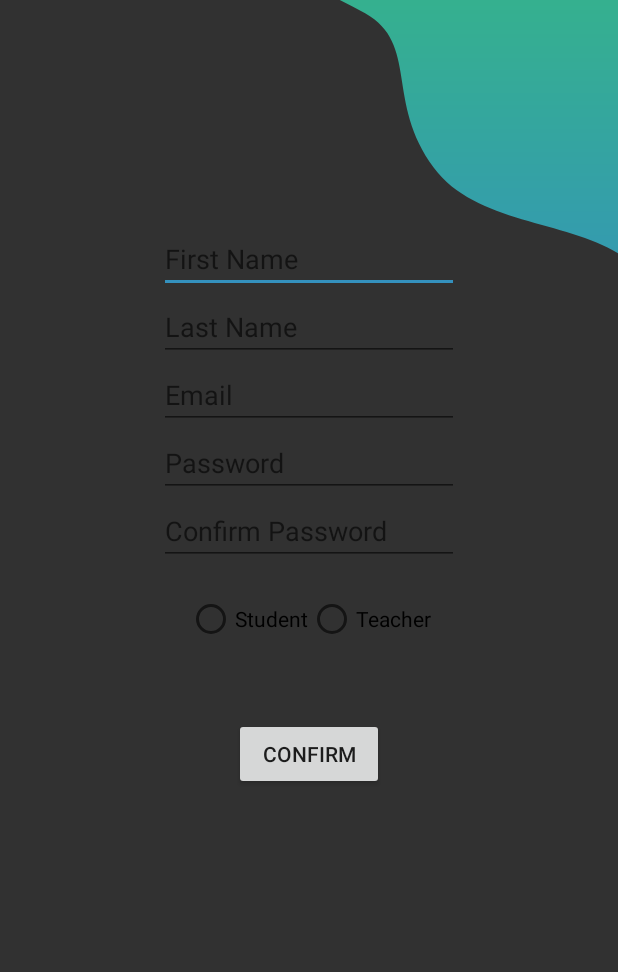
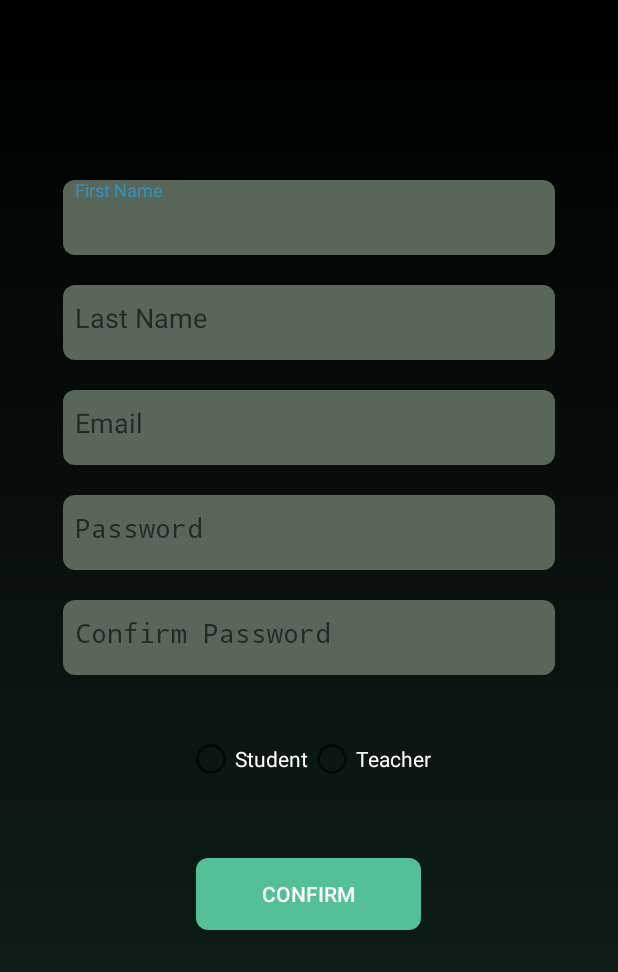
Before and after one commit to salimkaboura8/MyTeacher_app, an Android app: the SignupActivity screen opened directly, with no data from a screen before it, on a phone screen of 412 x 824 dp. Shown: the top 972 px of the screen. Run offline under Robolectric (Android 15) with nearby library versions, the phone set to English and light mode, and no system bars; our stand-ins replace Firebase (no records; nobody signed in at launch, a user with empty details on screens opened directly); 1 statement that could not run was skipped.

Commit message:
First import 2

```diff
--- a/app/src/main/java/com/example/thedraft/MainActivity.java
+++ b/app/src/main/java/com/example/thedraft/MainActivity.java
@@ -9,6 +9,7 @@ import android.util.Log;
 import android.view.View;
 import android.widget.Button;
 import android.widget.EditText;
+import android.widget.TextView;
 import android.widget.Toast;
 
 import com.google.android.gms.tasks.OnCompleteListener;
@@ -23,6 +24,7 @@ public class MainActivity extends AppCompatActivity {
     private FirebaseAuth mAuth;
     private EditText emailET, passwordET;
     private Button loginButton, signupButton;
+    private TextView signupTextView;
     private String email, password;
 
     @Override
@@ -43,9 +45,9 @@ public class MainActivity extends AppCompatActivity {
         emailET = findViewById(R.id.emailET);
         passwordET = findViewById(R.id.passwordET);
         loginButton = findViewById(R.id.loginButton);
-        signupButton = findViewById(R.id.signupButton);
+        signupTextView = findViewById(R.id.signupTextView);
 
-        signupButton.setOnClickListener(new View.OnClickListener() {
+        signupTextView.setOnClickListener(new View.OnClickListener() {
             @Override
             public void onClick(View v) {
                 startActivity(new Intent(getApplicationContext(), SignupActivity.class));
--- a/app/src/main/res/drawable/customshape.xml
+++ b/app/src/main/res/drawable/customshape.xml
@@ -4,5 +4,5 @@
     <corners
         android:radius="8dp"/>
     <solid
-        android:color="#4B4E4B"/>
+        android:color="#586758"/>
 </shape>
--- a/app/src/main/res/drawable/login_bg.xml
+++ b/app/src/main/res/drawable/login_bg.xml
@@ -5,7 +5,7 @@
         <shape>
             <gradient
                 android:angle="90"
-                android:startColor="#173329"
+                android:startColor="#11251E"
                 android:endColor="@color/black"
                 android:type="linear"/>
         </shape>
--- a/app/src/main/res/layout/activity_myclasses.xml
+++ b/app/src/main/res/layout/activity_myclasses.xml
@@ -6,7 +6,7 @@
     android:layout_width="match_parent"
     android:layout_height="match_parent"
     android:fitsSystemWindows="true"
-    android:background="@drawable/signup_bg"
+    android:background="@drawable/userpage"
     tools:context=".MyClasses"
     tools:openDrawer="start">
 
--- a/app/src/main/res/layout/activity_signup.xml
+++ b/app/src/main/res/layout/activity_signup.xml
@@ -1,76 +1,178 @@
 <?xml version="1.0" encoding="utf-8"?>
-<LinearLayout
-    xmlns:android="http://schemas.android.com/apk/res/android"
+<LinearLayout xmlns:android="http://schemas.android.com/apk/res/android"
     xmlns:app="http://schemas.android.com/apk/res-auto"
     xmlns:tools="http://schemas.android.com/tools"
     android:layout_width="match_parent"
     android:layout_height="match_parent"
+    android:background="@drawable/login_bg"
+    android:gravity="center_horizontal"
+    android:fitsSystemWindows="true"
     android:orientation="vertical"
-    tools:context=".SignupActivity"
-    android:background="@drawable/signup_bg"
-    android:fitsSystemWindows="true">
+    tools:context=".SignupActivity">
 
 
+    <com.google.android.material.textfield.TextInputLayout
+        android:layout_width="wrap_content"
+        android:layout_height="50dp"
+        android:layout_gravity="center_horizontal"
+        android:layout_marginTop="120dp"
+        android:background="@drawable/customshape"
+        app:boxCornerRadiusBottomEnd="20dp"
+        app:boxCornerRadiusBottomStart="20dp"
+        app:boxCornerRadiusTopEnd="20dp"
+        app:boxCornerRadiusTopStart="20dp">
 
         <EditText
             android:id="@+id/firstnameET"
-        android:layout_width="200dp"
+            android:layout_width="320dp"
             android:layout_height="wrap_content"
-        android:layout_marginTop="100dp"
-        android:layout_gravity="center"
-        android:hint="First Name"
-        android:paddingTop="60dp"/>
+            android:layout_gravity="center_vertical"
+            android:layout_marginStart="8dp"
+            android:layout_marginLeft="8dp"
+            android:background="@null"
+            android:hint="@string/first_name"
+            android:inputType="text"
+            android:textColor="@color/white"
+            android:textColorHint="@color/lightGrey" />
+
+    </com.google.android.material.textfield.TextInputLayout>
+
+    <com.google.android.material.textfield.TextInputLayout
+        android:layout_width="wrap_content"
+        android:layout_height="50dp"
+        android:layout_gravity="center_horizontal"
+        android:layout_marginTop="20dp"
+        android:background="@drawable/customshape"
+        app:boxCornerRadiusBottomEnd="20dp"
+        app:boxCornerRadiusBottomStart="20dp"
+        app:boxCornerRadiusTopEnd="20dp"
+        app:boxCornerRadiusTopStart="20dp">
+
         <EditText
             android:id="@+id/lastnameET"
-        android:layout_width="200dp"
+            android:layout_width="320dp"
             android:layout_height="wrap_content"
+            android:layout_gravity="center_vertical"
+            android:layout_marginStart="8dp"
+            android:layout_marginLeft="8dp"
+            android:background="@null"
             android:hint="Last Name"
-        android:layout_gravity="center" />
+            android:inputType="text"
+            android:textColor="@color/white"
+            android:textColorHint="@color/lightGrey" />
+
+    </com.google.android.material.textfield.TextInputLayout>
+
+    <com.google.android.material.textfield.TextInputLayout
+        android:layout_width="wrap_content"
+        android:layout_height="50dp"
+        android:layout_gravity="center_horizontal"
+        android:layout_marginTop="20dp"
+        android:background="@drawable/customshape"
+        app:boxCornerRadiusBottomEnd="20dp"
+        app:boxCornerRadiusBottomStart="20dp"
+        app:boxCornerRadiusTopEnd="20dp"
+        app:boxCornerRadiusTopStart="20dp">
+
         <EditText
             android:id="@+id/emailET"
-        android:layout_width="200dp"
+            android:layout_width="320dp"
             android:layout_height="wrap_content"
+            android:layout_gravity="center_vertical"
+            android:layout_marginStart="8dp"
+            android:layout_marginLeft="8dp"
+            android:background="@null"
             android:hint="Email"
-        android:layout_gravity="center_horizontal"/>
+            android:inputType="textEmailAddress"
+            android:textColor="@color/white"
+            android:textColorHint="@color/lightGrey" />
+
+    </com.google.android.material.textfield.TextInputLayout>
+    <com.google.android.material.textfield.TextInputLayout
+        android:layout_width="wrap_content"
+        android:layout_height="50dp"
+        android:layout_gravity="center_horizontal"
+        android:layout_marginTop="20dp"
+        android:background="@drawable/customshape"
+        app:boxCornerRadiusBottomEnd="20dp"
+        app:boxCornerRadiusBottomStart="20dp"
+        app:boxCornerRadiusTopEnd="20dp"
+        app:boxCornerRadiusTopStart="20dp">
 
         <EditText
             android:id="@+id/passwordET"
-        android:layout_width="200dp"
+            android:layout_width="320dp"
             android:layout_height="wrap_content"
+            android:layout_gravity="center_vertical"
+            android:layout_marginStart="8dp"
+            android:layout_marginLeft="8dp"
+            android:background="@null"
             android:hint="Password"
-        android:layout_gravity="center" />
+            android:inputType="textPassword"
+            android:textColor="@color/white"
+            android:textColorHint="@color/lightGrey" />
+
+    </com.google.android.material.textfield.TextInputLayout>
+
+    <com.google.android.material.textfield.TextInputLayout
+        android:layout_width="wrap_content"
+        android:layout_height="50dp"
+        android:layout_gravity="center_horizontal"
+        android:layout_marginTop="20dp"
+        android:background="@drawable/customshape"
+        app:boxCornerRadiusBottomEnd="20dp"
+        app:boxCornerRadiusBottomStart="20dp"
+        app:boxCornerRadiusTopEnd="20dp"
+        app:boxCornerRadiusTopStart="20dp">
+
         <EditText
-        android:id="@+id/confirmpasswordET"
-        android:layout_width="200dp"
+            android:id="@+id/confirmPasswordET"
+            android:layout_width="320dp"
             android:layout_height="wrap_content"
+            android:layout_gravity="center_vertical"
+            android:layout_marginStart="8dp"
+            android:layout_marginLeft="8dp"
+            android:background="@null"
             android:hint="Confirm Password"
-        android:layout_gravity="center" />
+            android:inputType="textPassword"
+            android:textColor="@color/white"
+            android:textColorHint="@color/lightGrey" />
+
+    </com.google.android.material.textfield.TextInputLayout>
 
     <RadioGroup
         android:id="@+id/radioGroup"
-        android:layout_width="wrap_content"
+        android:layout_width="320dp"
         android:layout_height="wrap_content"
         android:orientation="horizontal"
-        android:layout_gravity="center_horizontal"
-        android:paddingTop="20dp">
+        android:gravity="center_horizontal"
+        android:backgroundTint="@color/white"
+        android:paddingTop="40dp">
+
         <RadioButton
             android:id="@+id/studentRB"
             android:layout_width="wrap_content"
             android:layout_height="wrap_content"
-        android:text="Student" />
+            android:text="Student"
+            android:textColor="@color/white"/>
+
         <RadioButton
             android:id="@+id/teacherRB"
             android:layout_width="wrap_content"
             android:layout_height="wrap_content"
-        android:text="Teacher"/>
+            android:text="Teacher"
+            android:textColor="@color/white"/>
     </RadioGroup>
+
     <Button
         android:id="@+id/signupButton"
-        android:layout_width="100dp"
+        android:layout_width="150dp"
         android:layout_height="wrap_content"
+        android:layout_gravity="center_horizontal"
         android:layout_marginTop="50dp"
-        android:layout_gravity="center_horizontal"
-        android:text="Confirm"/>
+        android:text="@string/confirm"
+        android:textColor="@color/white"
+        android:background="@drawable/btn_login"/>
 
 
 </LinearLayout>
--- a/app/src/main/res/layout/activity_user.xml
+++ b/app/src/main/res/layout/activity_user.xml
@@ -6,7 +6,7 @@
     android:layout_width="match_parent"
     android:layout_height="match_parent"
     android:fitsSystemWindows="true"
-    android:background="@drawable/signup_bg"
+    android:background="@drawable/userpage"
     tools:openDrawer="start"
     tools:context=".MyClasses">
 
--- a/app/src/main/res/values/colors.xml
+++ b/app/src/main/res/values/colors.xml
@@ -4,7 +4,7 @@
     <color name="black">#000</color>
     <color name="white">#FFF</color>
     <color name="yellow">#FFC107</color>
-    <color name="lightGrey">#BABABA</color>
+    <color name="lightGrey">#484848</color>
     <color name="lightGreen">#55BF97</color>
     <color name="green">#35C176</color>
     <color name="darkGreen">#313C3D</color>
--- a/app/src/main/res/values/strings.xml
+++ b/app/src/main/res/values/strings.xml
@@ -15,4 +15,6 @@
     <string name="e_mail">E-mail</string>
     <string name="password">Password</string>
     <string name="my_teacher">my teacher</string>
+    <string name="first_name">First Name</string>
+    <string name="confirm">Confirm</string>
 </resources>
```
Also changed, not shown: app/src/main/res/drawable/userpage.xml (added, +27 -0 lines), app/src/main/res/layout/activity_main.xml (+4 -3 lines), app/src/main/res/layout/class_row.xml (+25 -16 lines). Lines whose indentation alone changed are shown as unchanged.
